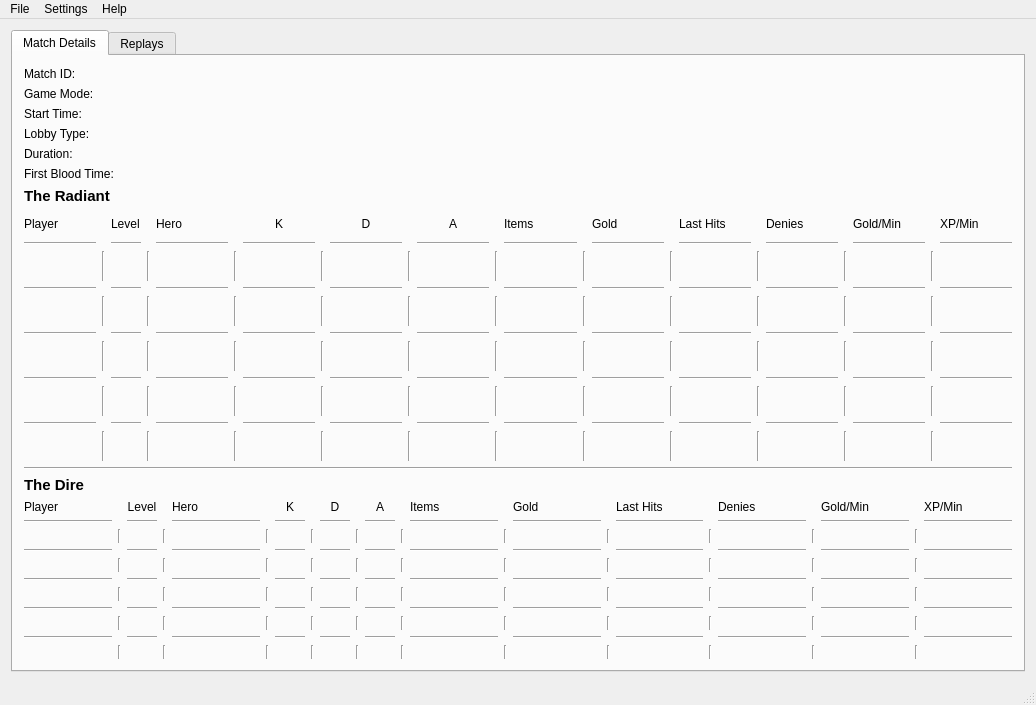
Old version of the form mainwindow.ui in the repository computerfr33k/Dota2_Replay_Manager.
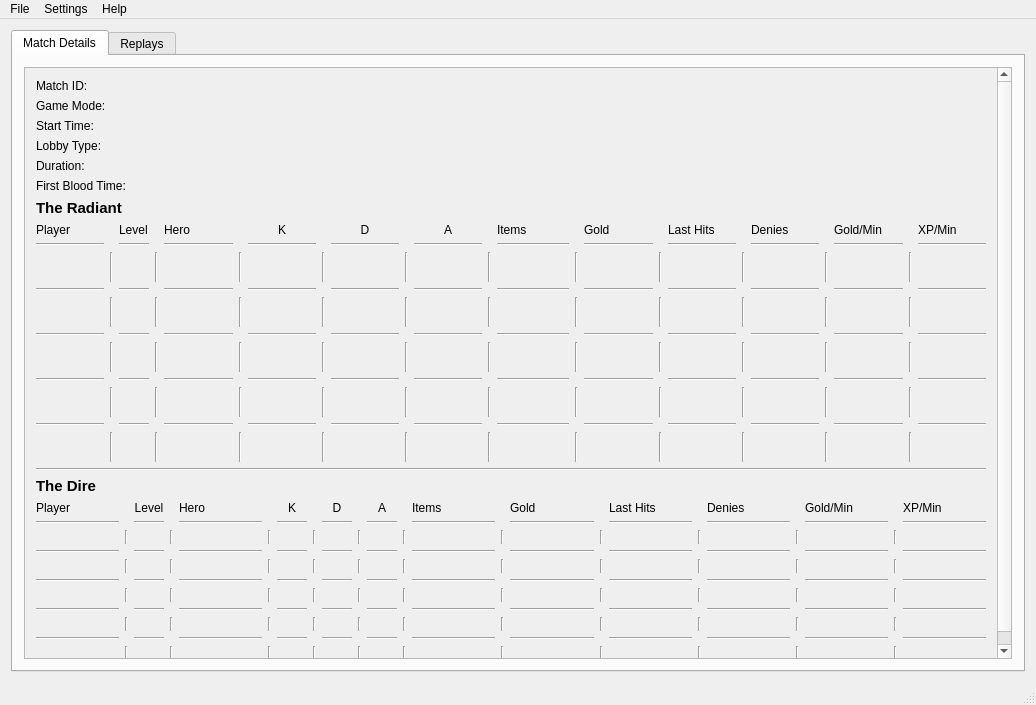
New version of the form.

Commit message:
added scrolling, and window settings.
window state and geometry are saved to ini on exit, so now when you
resize and move the window it will be restored to those settings on next
launch.
Also scrolling support was added to help with smaller screen sizes and
for the ability to shrink the window so it doesn't take up as much room
on your desktop now.

```diff
--- a/mainwindow.ui
+++ b/mainwindow.ui
@@ -26,6 +26,21 @@
        </attribute>
        <layout class="QVBoxLayout" name="verticalLayout_2">
         <item>
+         <widget class="QScrollArea" name="scrollArea">
+          <property name="widgetResizable">
+           <bool>true</bool>
+          </property>
+          <widget class="QWidget" name="scrollAreaWidgetContents_2">
+           <property name="geometry">
+            <rect>
+             <x>0</x>
+             <y>0</y>
+             <width>975</width>
+             <height>602</height>
+            </rect>
+           </property>
+           <layout class="QVBoxLayout" name="verticalLayout_3">
+            <item>
          <layout class="QFormLayout" name="formLayout">
           <property name="fieldGrowthPolicy">
            <enum>QFormLayout::AllNonFixedFieldsGrow</enum>
@@ -3798,6 +3813,10 @@
         </item>
        </layout>
       </widget>
+         </widget>
+        </item>
+       </layout>
+      </widget>
       <widget class="QWidget" name="tab_2">
        <attribute name="title">
         <string>Replays</string>
```
Left out of the diff: 2 changed lines with no effect on the pictures. Lines whose indentation alone changed are shown as unchanged. The commit also changes 1 other file.
